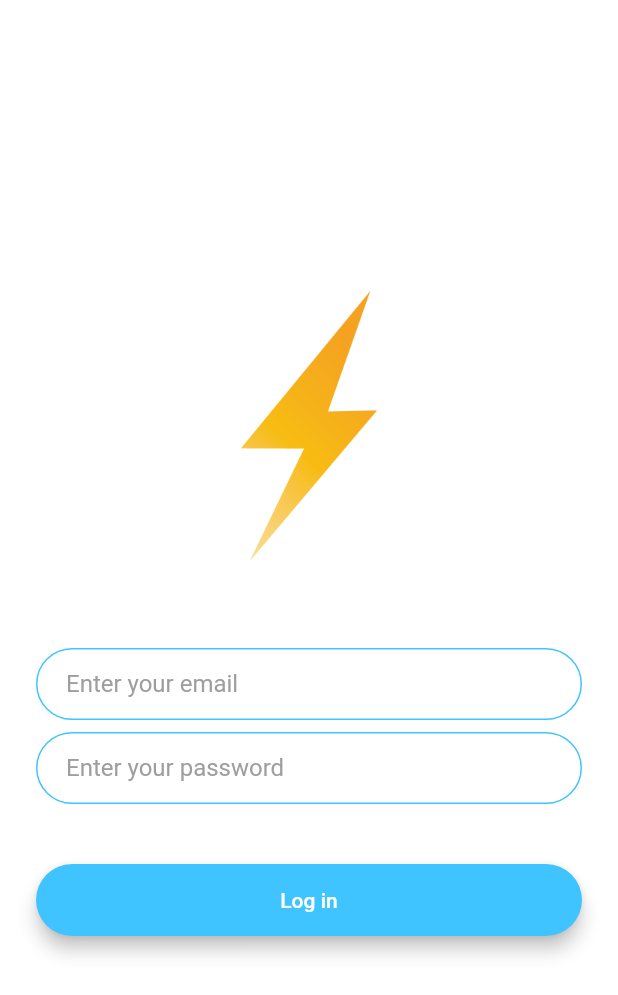
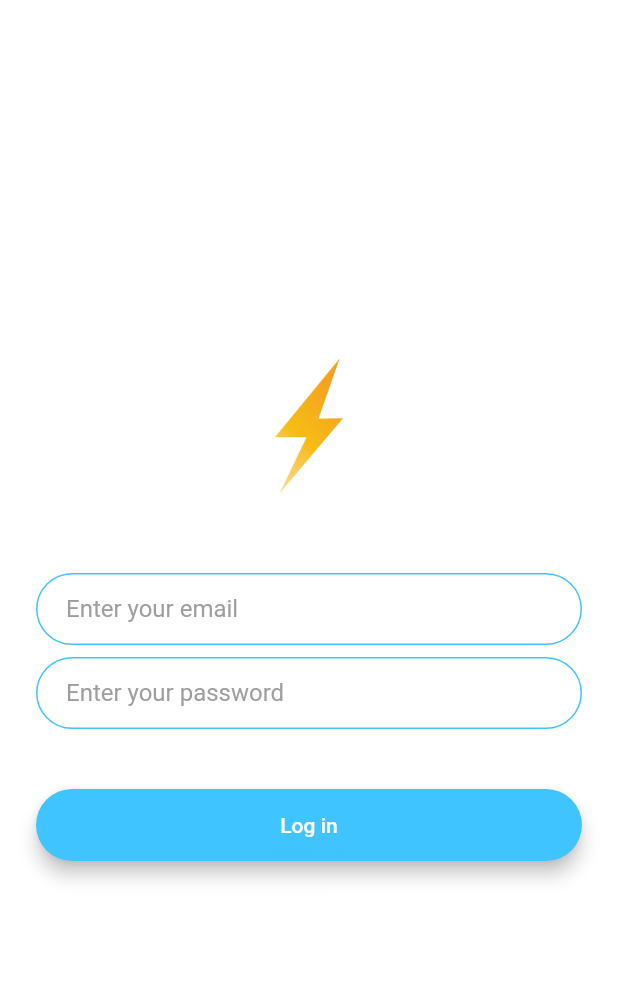
Before and after one commit to ishahahahan/FlashChat-Flutter, a Flutter app: the LoginScreen screen opened by its route, on a phone screen of 412 x 824 dp. Shown: the top 995 px of the screen. Run offline on Flutter 3.47's test engine with Material 2 defaults, Android fonts, the phone set to English and light mode, and no system bars; our stand-ins replace animated_text_kit.

Commit message:
Changed the size of logo in login&reg screen

```diff
--- a/lib/screens/login_screen.dart
+++ b/lib/screens/login_screen.dart
@@ -25,7 +25,7 @@ class LoginScreenState extends State<LoginScreen> {
             Hero(
               tag: 'logo',
               child: SizedBox(
-                height: 200.0,
+                height: 100.0,
                 child: Image.asset('images/logo.png'),
               ),
             ),
--- a/lib/screens/registration_screen.dart
+++ b/lib/screens/registration_screen.dart
@@ -25,7 +25,7 @@ class RegistrationScreenState extends State<RegistrationScreen> {
             Hero(
               tag: 'logo',
               child: SizedBox(
-                height: 200.0,
+                height: 100.0,
                 child: Image.asset('images/logo.png'),
               ),
             ),
```
